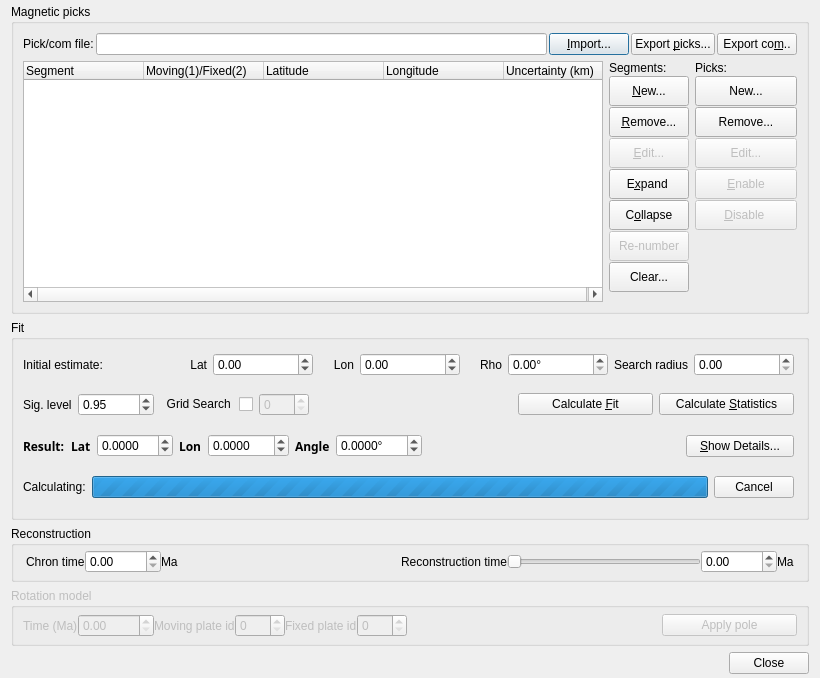
GPlates/GPlates, file src/qt-widgets/HellingerDialogUi.ui: the form before one commit.
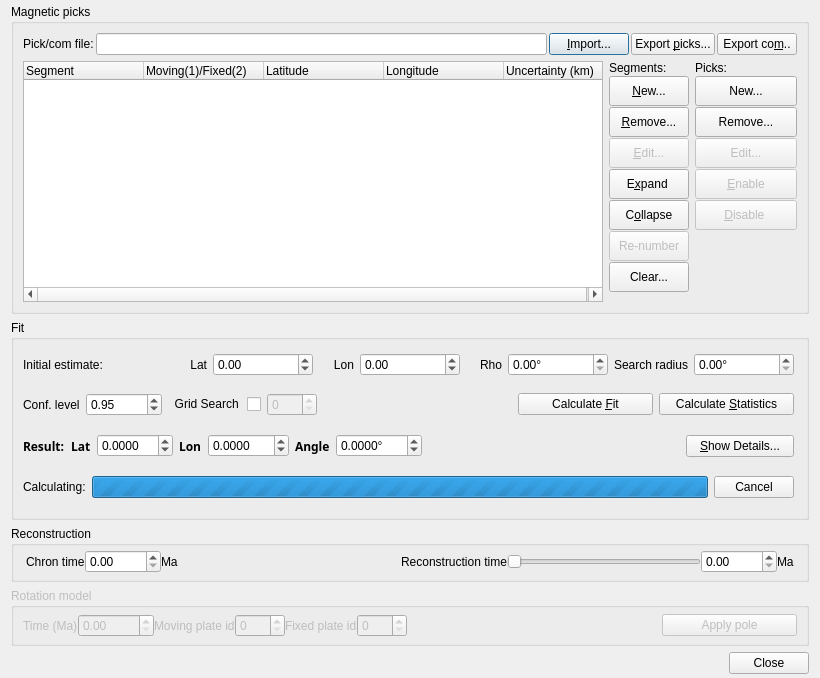
The form after the commit.

Commit message: (hellinger) Some default widget values; tool tips; removed a bogus file.

Diff of the .ui file:
```diff
--- a/src/qt-widgets/HellingerDialogUi.ui
+++ b/src/qt-widgets/HellingerDialogUi.ui
@@ -504,7 +504,7 @@
              </size>
             </property>
             <property name="text">
-             <string>Sig. level</string>
+             <string>Conf. level</string>
             </property>
            </widget>
           </item>
@@ -522,6 +522,12 @@
               <height>16777215</height>
              </size>
             </property>
+            <property name="maximum">
+             <double>1.000000000000000</double>
+            </property>
+            <property name="singleStep">
+             <double>0.100000000000000</double>
+            </property>
             <property name="value">
              <double>0.950000000000000</double>
             </property>
@@ -728,6 +734,12 @@
               <height>0</height>
              </size>
             </property>
+            <property name="toolTip">
+             <string>Search radius (degrees) for fitting algorithm</string>
+            </property>
+            <property name="suffix">
+             <string>°</string>
+            </property>
            </widget>
           </item>
          </layout>
```
Left out of the diff: 39 changed lines with no effect on the pictures. The commit also changes 3 other files.
